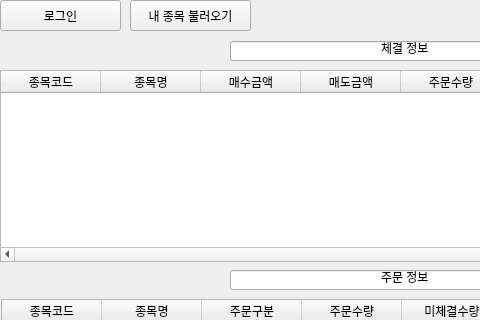
First picture: the form in myui.ui, repository Goongle/pykiwoom, before the edit; both pictures show x 0 to 480 and y 0 to 320 of the 1083 by 910 pixel window.
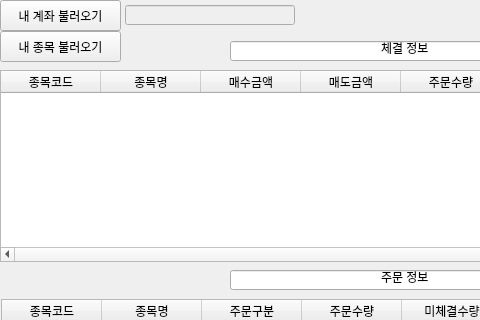
Second picture: the form after the edit.

Commit message: ui만 쪼오금 수정

What changed in the file:
```diff
--- a/myui.ui
+++ b/myui.ui
@@ -24,7 +24,7 @@
      </rect>
     </property>
     <property name="text">
-     <string>로그인</string>
+     <string>내 계좌 불러오기</string>
     </property>
    </widget>
    <widget class="QTableWidget" name="match_table">
@@ -83,8 +83,8 @@
    <widget class="QPushButton" name="mystock_btn">
     <property name="geometry">
      <rect>
-      <x>130</x>
-      <y>0</y>
+      <x>0</x>
+      <y>31</y>
       <width>121</width>
       <height>31</height>
      </rect>
@@ -387,6 +387,19 @@
      </property>
     </column>
    </widget>
+   <widget class="QLineEdit" name="myacc_edt">
+    <property name="enabled">
+     <bool>false</bool>
+    </property>
+    <property name="geometry">
+     <rect>
+      <x>125</x>
+      <y>5</y>
+      <width>170</width>
+      <height>20</height>
+     </rect>
+    </property>
+   </widget>
   </widget>
   <widget class="QMenuBar" name="menubar">
    <property name="geometry">
```
